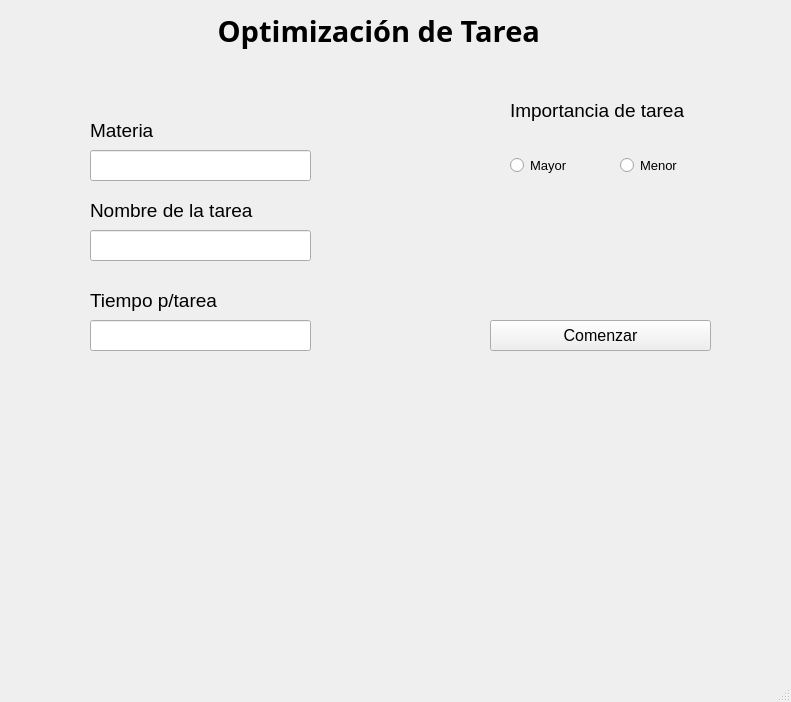
ozel-byte/todo-app-proyecto-c3, file ui.ui: the form before one commit.
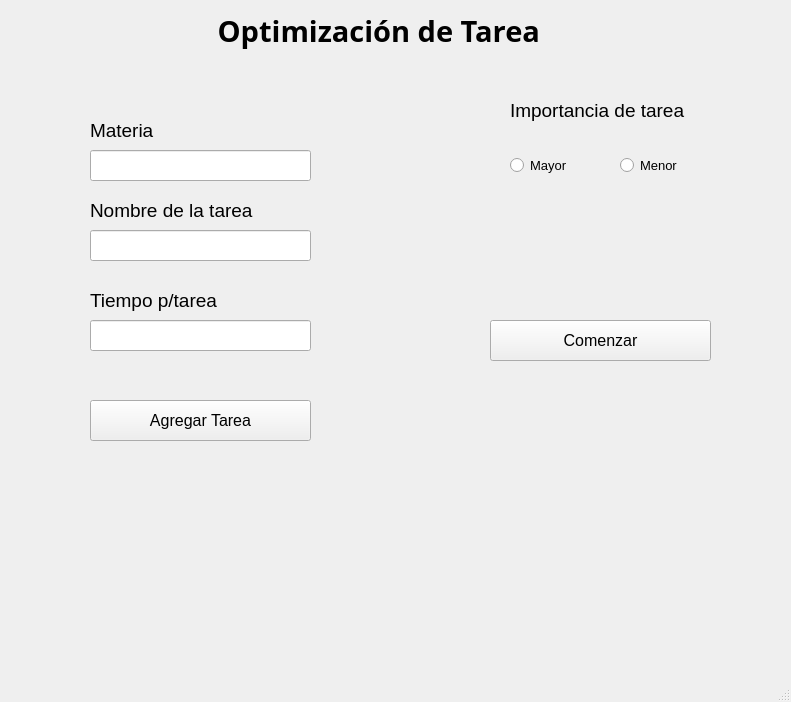
The form after the commit.

Diff of the .ui file:
```diff
--- a/ui.ui
+++ b/ui.ui
@@ -197,7 +197,7 @@
       <x>490</x>
       <y>320</y>
       <width>221</width>
-      <height>31</height>
+      <height>41</height>
      </rect>
     </property>
     <property name="font">
@@ -212,6 +212,27 @@
      <string>Comenzar</string>
     </property>
    </widget>
+   <widget class="QPushButton" name="btn1">
+    <property name="geometry">
+     <rect>
+      <x>90</x>
+      <y>400</y>
+      <width>221</width>
+      <height>41</height>
+     </rect>
+    </property>
+    <property name="font">
+     <font>
+      <family>Segoe UI</family>
+      <pointsize>12</pointsize>
+      <weight>50</weight>
+      <bold>false</bold>
+     </font>
+    </property>
+    <property name="text">
+     <string>Agregar Tarea</string>
+    </property>
+   </widget>
   </widget>
   <widget class="QStatusBar" name="statusbar"/>
  </widget>
```
